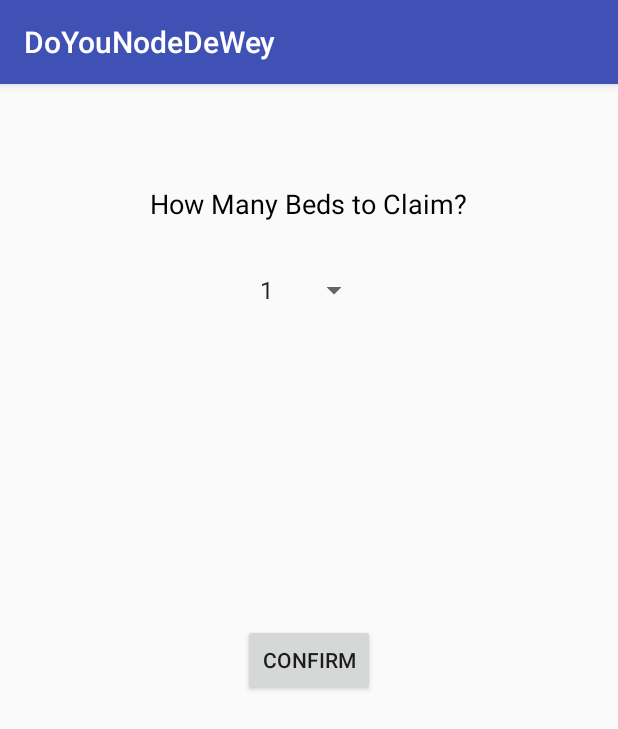
After one commit to christopher-sun/DoYouNodeDeWey, an Android app: the ReportPopupActivity screen opened directly, with no data from a screen before it, on a phone screen of 412 x 824 dp. The commit adds this screen. Shown: the top 729 px of the screen. Run offline under Robolectric (Android 15) with nearby library versions, the phone set to English and light mode, and no system bars.

Commit message:
claim beds functionality

```diff
--- a/DoYouNodeDeWey/app/src/main/AndroidManifest.xml
+++ b/DoYouNodeDeWey/app/src/main/AndroidManifest.xml
@@ -28,7 +28,8 @@
         <activity android:name=".ShelterInfoMainScreenActivity" />
         <activity android:name=".SearchActivity" />
         <activity android:name=".SearchResultActivity" />
-        <activity android:name=".DynamicInfoActivity"></activity>
+        <activity android:name=".DynamicInfoActivity"/>
+        <activity android:name=".ReportPopupActivity"></activity>
     </application>
 
 </manifest>
--- /dev/null
+++ b/DoYouNodeDeWey/app/src/main/java/com/example/mohammed/doyounodedewey/ReportPopupActivity.java
@@ -0,0 +1,58 @@
+package com.example.mohammed.doyounodedewey;
+
+import android.content.Intent;
+import android.os.Bundle;
+import android.support.v7.app.AppCompatActivity;
+import android.view.View;
+import android.widget.ArrayAdapter;
+import android.widget.Button;
+import android.widget.Spinner;
+
+/**
+ * Created by derek on 03/28/18.
+ */
+
+public class ReportPopupActivity extends AppCompatActivity {
+
+    private static String[] numBeds = {"1","2","3","4","5","6","7","8","9","10"};
+    Spinner beds;
+    Button confirm;
+    private User user;
+    private Shelter entry;
+
+    @Override
+    protected void onCreate(Bundle savedInstanceState) {
+        user = getIntent().getParcelableExtra("USER");
+        entry = getIntent().getParcelableExtra("SHELTER");
+        super.onCreate(savedInstanceState);
+
+        setContentView(R.layout.activity_report_popup);
+
+        beds = findViewById(R.id.beds);
+        confirm = findViewById(R.id.confirmClaim);
+
+        ArrayAdapter<String> adapter = new ArrayAdapter(this,android.R.layout.simple_spinner_item, numBeds);
+        adapter.setDropDownViewResource(android.R.layout.simple_spinner_dropdown_item);
+        beds.setAdapter(adapter);
+
+        confirm.setOnClickListener(new View.OnClickListener() {
+            @Override
+            public void onClick(View v) {
+                int numBeds = Integer.parseInt((String) beds.getSelectedItem());
+                user.claim(entry, numBeds);
+                entry.occupy(numBeds);
+                Intent intent = new Intent(ReportPopupActivity.this, DynamicInfoActivity.class);
+                intent.putExtra("SHELTER", entry);
+                intent.putExtra("Name:", entry.getName());
+                intent.putExtra("Capacity:", entry.getCapacity());
+                intent.putExtra("Restrictions:", entry.getRestrictions());
+                intent.putExtra("Longitude:", "" + entry.getLongitude());
+                intent.putExtra("Latitude:", "" + entry.getLatitude());
+                intent.putExtra("Address:", entry.getAddress());
+                intent.putExtra("Special Notes:", entry.getSpecialNotes());
+                intent.putExtra("Phone Number:", entry.getPhoneNumber());
+                startActivity(intent);
+            }
+        });
+    }
+}
--- /dev/null
+++ b/DoYouNodeDeWey/app/src/main/res/layout/activity_report_popup.xml
@@ -0,0 +1,36 @@
+<?xml version="1.0" encoding="utf-8"?>
+<RelativeLayout xmlns:android="http://schemas.android.com/apk/res/android"
+    android:layout_width="match_parent" android:layout_height="match_parent">
+
+    <TextView
+        android:id="@+id/textView9"
+        android:layout_width="wrap_content"
+        android:layout_height="wrap_content"
+        android:layout_alignParentTop="true"
+        android:layout_centerHorizontal="true"
+        android:layout_marginTop="67dp"
+        android:text="How Many Beds to Claim?"
+        android:textColor="@android:color/background_dark"
+        android:textSize="18sp" />
+
+    <Spinner
+        android:id="@+id/beds"
+        android:layout_width="wrap_content"
+        android:layout_height="wrap_content"
+        android:layout_below="@+id/textView9"
+        android:layout_centerHorizontal="true"
+        android:layout_marginTop="33dp"
+        android:scaleX="1"
+        android:scaleY="1" />
+
+    <Button
+        android:id="@+id/confirmClaim"
+        android:layout_width="wrap_content"
+        android:layout_height="wrap_content"
+        android:layout_centerHorizontal="true"
+        android:layout_centerVertical="true"
+        android:scaleX="1"
+        android:scaleY="1"
+        android:text="Confirm" />
+
+</RelativeLayout>
--- a/DoYouNodeDeWey/app/src/main/res/values/styles.xml
+++ b/DoYouNodeDeWey/app/src/main/res/values/styles.xml
@@ -17,4 +17,8 @@
 
     <style name="AppTheme.PopupOverlay" parent="ThemeOverlay.AppCompat.Light" />
 
+    <style name="AppTheme.Popup" >
+        <item name="android:windowIsTranslucent">true</item>
+        <item name="android:windowCloseOnTouchOutside">true</item>
+    </style>
 </resources>
```
Also changed, not shown: DoYouNodeDeWey/app/src/main/java/com/example/mohammed/doyounodedewey/DynamicInfoActivity.java (+20 -0 lines), DoYouNodeDeWey/app/src/main/java/com/example/mohammed/doyounodedewey/LoggedIn.java (+40 -0 lines), DoYouNodeDeWey/app/src/main/java/com/example/mohammed/doyounodedewey/SearchResultActivity.java (+11 -44 lines), DoYouNodeDeWey/app/src/main/java/com/example/mohammed/doyounodedewey/Shelter.java (+55 -1 lines), DoYouNodeDeWey/app/src/main/java/com/example/mohammed/doyounodedewey/ShelterInfoMainScreenActivity.java (+2 -35 lines), DoYouNodeDeWey/app/src/main/java/com/example/mohammed/doyounodedewey/ShelterList.java (added, +31 -0 lines), DoYouNodeDeWey/app/src/main/java/com/example/mohammed/doyounodedewey/User.java (+7 -7 lines).
